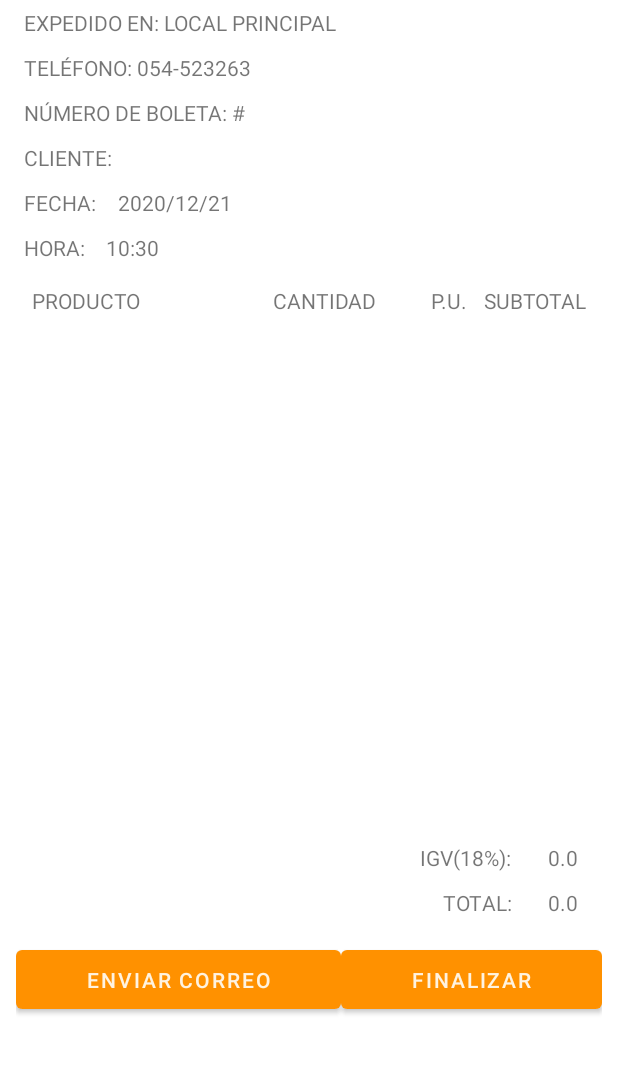
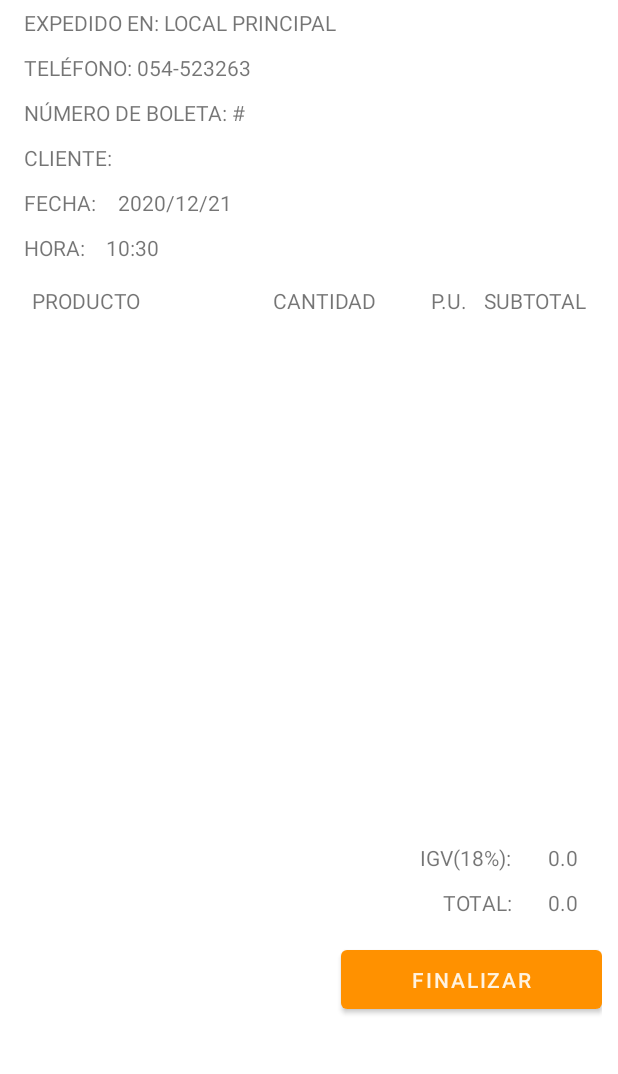
Before and after one commit to CarlosMestas/CS_Restaurante_Android, an Android app: the ActivityTicket screen opened directly, with no data from a screen before it, on a phone screen of 412 x 824 dp, the part 157-1231 px from its top. Run offline under Robolectric (Android 15) with nearby library versions, the phone set to English and light mode, and no system bars; 1 statement that could not run was skipped.

Commit message:
Final version

```diff
--- a/app/src/main/AndroidManifest.xml
+++ b/app/src/main/AndroidManifest.xml
@@ -38,7 +38,7 @@
             android:name=".configuration.LectorQR"
             android:screenOrientation="portrait" />
         <activity
-            android:name=".MainActivity"
+            android:name=".activities.MainActivity"
             android:screenOrientation="portrait">
             <intent-filter>
                 <action android:name="android.intent.action.MAIN" />
@@ -47,7 +47,8 @@
             </intent-filter>
         </activity>
         <activity
-            android:name=".Youtube">
+            android:name=".configuration.Youtube"
+            android:screenOrientation="portrait">
             <intent-filter>
                 <action android:name="android.intent.action.DEFAULT" />
             </intent-filter>
--- a/app/src/main/java/com/example/myapplication/activities/ActivityCategorias.java
+++ b/app/src/main/java/com/example/myapplication/activities/ActivityCategorias.java
@@ -7,10 +7,7 @@ import androidx.recyclerview.widget.RecyclerView;
 import android.content.Intent;
 import android.os.Bundle;
 import android.view.View;
-import android.widget.TextView;
-import android.widget.Toast;
 
-import com.example.myapplication.MainActivity;
 import com.example.myapplication.R;
 import com.example.myapplication.adapters.AdapterCategoria;
 import com.example.myapplication.clases.Categoria;
@@ -21,7 +18,6 @@ import com.google.android.material.floatingactionbutton.FloatingActionButton;
 import java.sql.ResultSet;
 import java.sql.SQLException;
 import java.text.SimpleDateFormat;
-import java.time.LocalDateTime;
 import java.util.ArrayList;
 import java.util.Calendar;
 import java.util.Date;
--- a/app/src/main/java/com/example/myapplication/activities/ActivityChef.java
+++ b/app/src/main/java/com/example/myapplication/activities/ActivityChef.java
@@ -6,12 +6,9 @@ import androidx.recyclerview.widget.RecyclerView;
 
 import android.os.Bundle;
 import android.view.View;
-import android.widget.Toast;
 
-import com.example.myapplication.MainActivity;
 import com.example.myapplication.R;
 import com.example.myapplication.adapters.MyAdapterPedido;
-import com.example.myapplication.clases.Comida;
 import com.example.myapplication.clases.PedidoDetalle;
 import com.example.myapplication.database.DataBase;
 import com.google.android.material.floatingactionbutton.FloatingActionButton;
--- a/app/src/main/java/com/example/myapplication/activities/ActivityTicket.java
+++ b/app/src/main/java/com/example/myapplication/activities/ActivityTicket.java
@@ -9,13 +9,8 @@ import android.widget.Button;
 import android.widget.ListView;
 import android.widget.TextView;
 
-import com.example.myapplication.MainActivity;
 import com.example.myapplication.R;
 import com.example.myapplication.adapters.AdapterPedidoDetalleTicket;
-import com.example.myapplication.clases.PedidoDetalle;
-import com.example.myapplication.dialogs.DialogEmail;
-
-import java.util.ArrayList;
 
 public class ActivityTicket extends AppCompatActivity {
 
--- a/app/src/main/java/com/example/myapplication/adapters/AdapterPedidoDetalle.java
+++ b/app/src/main/java/com/example/myapplication/adapters/AdapterPedidoDetalle.java
@@ -6,17 +6,13 @@ import android.view.View;
 import android.view.ViewGroup;
 import android.widget.ImageView;
 import android.widget.TextView;
-import android.widget.Toast;
 
 import androidx.annotation.NonNull;
 import androidx.cardview.widget.CardView;
 import androidx.recyclerview.widget.RecyclerView;
 
-import com.example.myapplication.MainActivity;
 import com.example.myapplication.R;
 import com.example.myapplication.activities.ActivityCategorias;
-import com.example.myapplication.clases.Categoria;
-import com.example.myapplication.clases.Comida;
 import com.example.myapplication.clases.PedidoDetalle;
 import com.example.myapplication.database.DataBase;
 
--- a/app/src/main/java/com/example/myapplication/adapters/AdapterPlato.java
+++ b/app/src/main/java/com/example/myapplication/adapters/AdapterPlato.java
@@ -6,13 +6,12 @@ import android.view.View;
 import android.view.ViewGroup;
 import android.widget.ImageView;
 import android.widget.TextView;
-import android.widget.Toast;
 
 import androidx.annotation.NonNull;
 import androidx.cardview.widget.CardView;
 import androidx.recyclerview.widget.RecyclerView;
 
-import com.example.myapplication.MainActivity;
+import com.example.myapplication.activities.MainActivity;
 import com.example.myapplication.R;
 import com.example.myapplication.activities.ActivityCategorias;
 import com.example.myapplication.clases.Comida;
--- a/app/src/main/java/com/example/myapplication/configuration/LectorQR.java
+++ b/app/src/main/java/com/example/myapplication/configuration/LectorQR.java
@@ -2,17 +2,17 @@ package com.example.myapplication.configuration;
 
 import android.content.Intent;
 import android.os.Bundle;
-import android.view.View;
 import android.widget.TextView;
 
 import androidx.annotation.Nullable;
 import androidx.appcompat.app.AppCompatActivity;
 
-import com.example.myapplication.MainActivity;
+import com.example.myapplication.activities.MainActivity;
 import com.example.myapplication.R;
 import com.example.myapplication.database.DataBase;
 import com.google.zxing.integration.android.IntentIntegrator;
 import com.google.zxing.integration.android.IntentResult;
+import com.pierfrancescosoffritti.androidyoutubeplayer.core.player.views.YouTubePlayerView;
 
 
 public class LectorQR extends AppCompatActivity {
--- a/app/src/main/java/com/example/myapplication/Youtube.java
+++ b/app/src/main/java/com/example/myapplication/configuration/Youtube.java
@@ -1,10 +1,11 @@
-package com.example.myapplication;
+package com.example.myapplication.configuration;
 
 import android.os.Bundle;
 import android.widget.TextView;
 
 import androidx.appcompat.app.AppCompatActivity;
 
+import com.example.myapplication.R;
 import com.pierfrancescosoffritti.androidyoutubeplayer.core.player.views.YouTubePlayerView;
 
 public class Youtube extends AppCompatActivity {
--- a/app/src/main/java/com/example/myapplication/database/DataBase.java
+++ b/app/src/main/java/com/example/myapplication/database/DataBase.java
@@ -16,7 +16,7 @@ public class DataBase {
     public static String url = "*";
     private static String urlP1 = "jdbc:mysql://";
     private static String urlP2 = "/cs_restaurant";
-    private static String user = "cmestas";
+    private static String user = "cs";
     private static String password = "123456";
 
     public static void setIP(String _ip){
--- a/app/src/main/java/com/example/myapplication/dialogs/SignInChef.java
+++ b/app/src/main/java/com/example/myapplication/dialogs/SignInChef.java
@@ -12,10 +12,8 @@ import android.widget.Toast;
 
 import androidx.appcompat.app.AppCompatDialogFragment;
 
-import com.example.myapplication.MainActivity;
 import com.example.myapplication.R;
 import com.example.myapplication.activities.ActivityChef;
-import com.example.myapplication.configuration.LectorQR;
 
 public class SignInChef extends AppCompatDialogFragment {
     private EditText editTextUniqueKeyChef;
--- a/app/src/main/res/layout/activity_main.xml
+++ b/app/src/main/res/layout/activity_main.xml
@@ -6,7 +6,7 @@
     android:layout_width="match_parent"
     android:layout_height="match_parent"
     android:orientation="vertical"
-    tools:context=".MainActivity">
+    tools:context=".activities.MainActivity">
 
     <LinearLayout
         android:layout_width="match_parent"
--- a/app/src/main/res/layout/activity_ticket.xml
+++ b/app/src/main/res/layout/activity_ticket.xml
@@ -239,7 +239,8 @@
                 android:layout_height="wrap_content"
                 android:layout_weight="1"
                 android:padding="10dp"
-                android:text="Enviar Correo" />
+                android:text="Enviar Correo"
+                android:visibility="invisible" />
 
             <Button
                 android:id="@+id/buttonFinalizar"
--- a/app/src/main/res/layout/activity_youtube.xml
+++ b/app/src/main/res/layout/activity_youtube.xml
@@ -25,5 +25,5 @@
 
         app:autoPlay="true"
         app:showFullScreenButton="false"
-        app:videoId="dQw4w9WgXcQ" />
+        app:videoId="pRAUhWcVstA" />
 </LinearLayout>
```
Also changed, not shown: app/src/main/java/com/example/myapplication/activities/ActivityPlatos.java (+0 -11 lines), app/src/main/java/com/example/myapplication/activities/MainActivity.java (renamed from app/src/main/java/com/example/myapplication/MainActivity.java, +4 -5 lines), app/src/main/java/com/example/myapplication/dialogs/SignInKey.java (+1 -6 lines).
